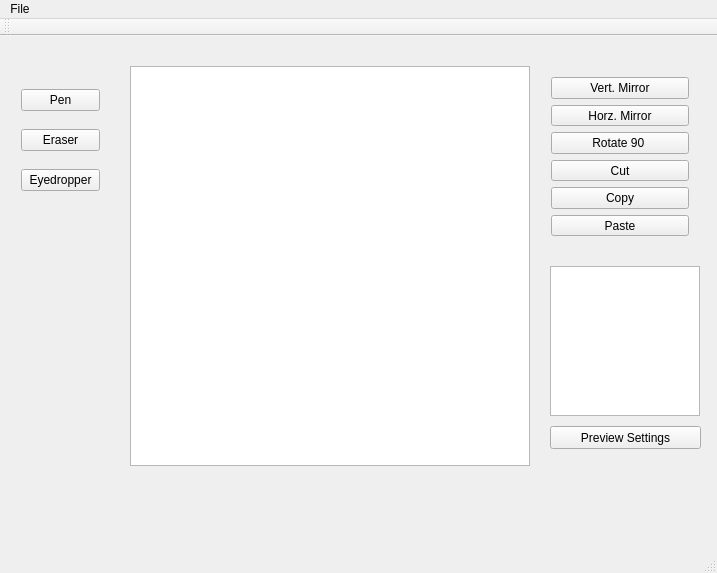
ewaugh13/Pixel-Editor, file Gixel/mainwindow.ui: the form before one commit.
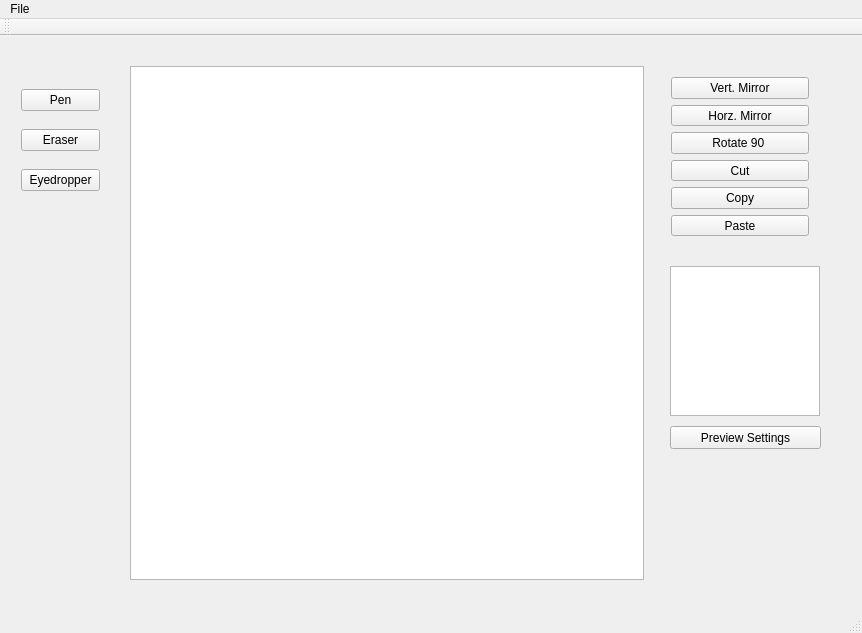
The form after the commit.

The edit to the form file:
```diff
--- a/Gixel/mainwindow.ui
+++ b/Gixel/mainwindow.ui
@@ -6,8 +6,8 @@
    <rect>
     <x>0</x>
     <y>0</y>
-    <width>717</width>
-    <height>573</height>
+    <width>862</width>
+    <height>633</height>
    </rect>
   </property>
   <property name="windowTitle">
@@ -19,8 +19,8 @@
      <rect>
       <x>130</x>
       <y>30</y>
-      <width>400</width>
-      <height>400</height>
+      <width>514</width>
+      <height>514</height>
      </rect>
     </property>
    </widget>
@@ -60,7 +60,7 @@
    <widget class="QWidget" name="verticalLayoutWidget_2">
     <property name="geometry">
      <rect>
-      <x>540</x>
+      <x>660</x>
       <y>30</y>
       <width>160</width>
       <height>181</height>
@@ -114,7 +114,7 @@
    <widget class="QGraphicsView" name="graphicsView">
     <property name="geometry">
      <rect>
-      <x>550</x>
+      <x>670</x>
       <y>230</y>
       <width>150</width>
       <height>150</height>
@@ -124,7 +124,7 @@
    <widget class="QPushButton" name="PreviewSettingsButton">
     <property name="geometry">
      <rect>
-      <x>550</x>
+      <x>670</x>
       <y>390</y>
       <width>151</width>
       <height>23</height>
@@ -140,7 +140,7 @@
     <rect>
      <x>0</x>
      <y>0</y>
-     <width>717</width>
+     <width>862</width>
      <height>21</height>
     </rect>
    </property>
```
